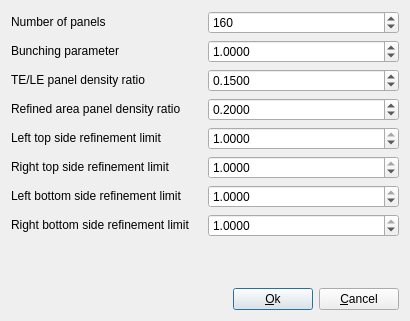
Qt form ui/xfoilpanelingsettings.ui (montagdude/Xoptfoil) before a commit.
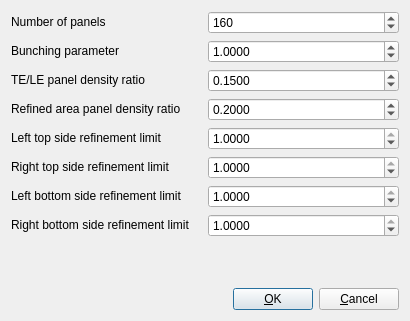
The same form after that commit.

```diff
--- a/ui/xfoilpanelingsettings.ui
+++ b/ui/xfoilpanelingsettings.ui
@@ -356,7 +356,7 @@
         </sizepolicy>
        </property>
        <property name="text">
-        <string>&amp;Ok</string>
+        <string>&amp;OK</string>
        </property>
        <property name="autoDefault">
         <bool>false</bool>
```
